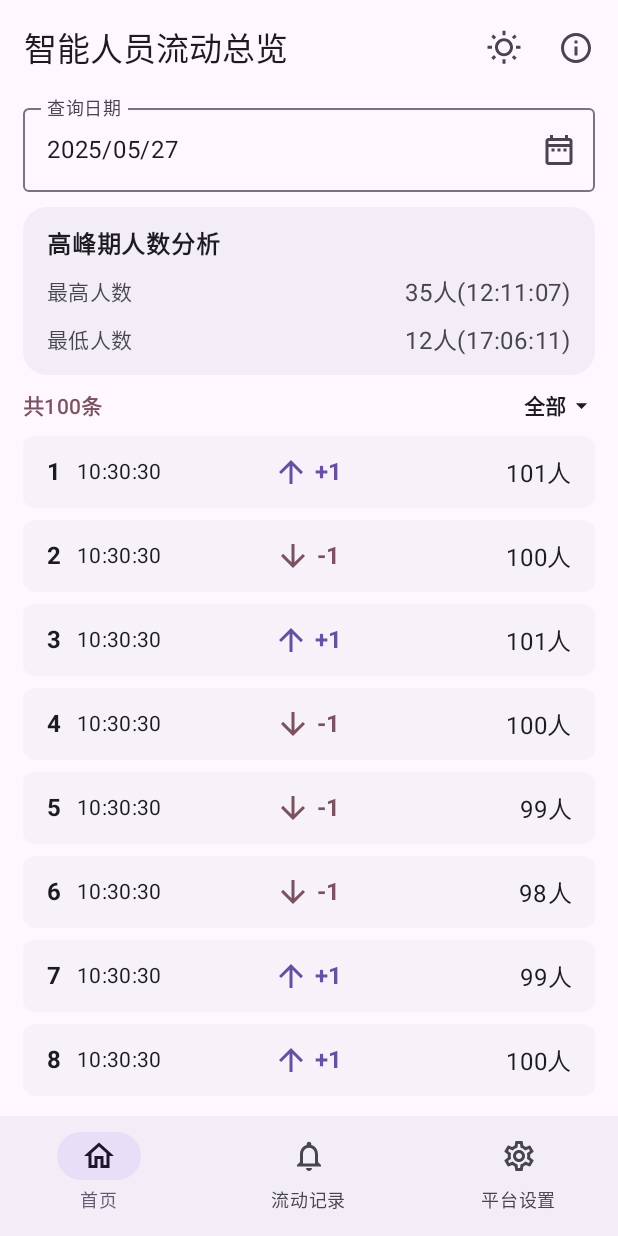
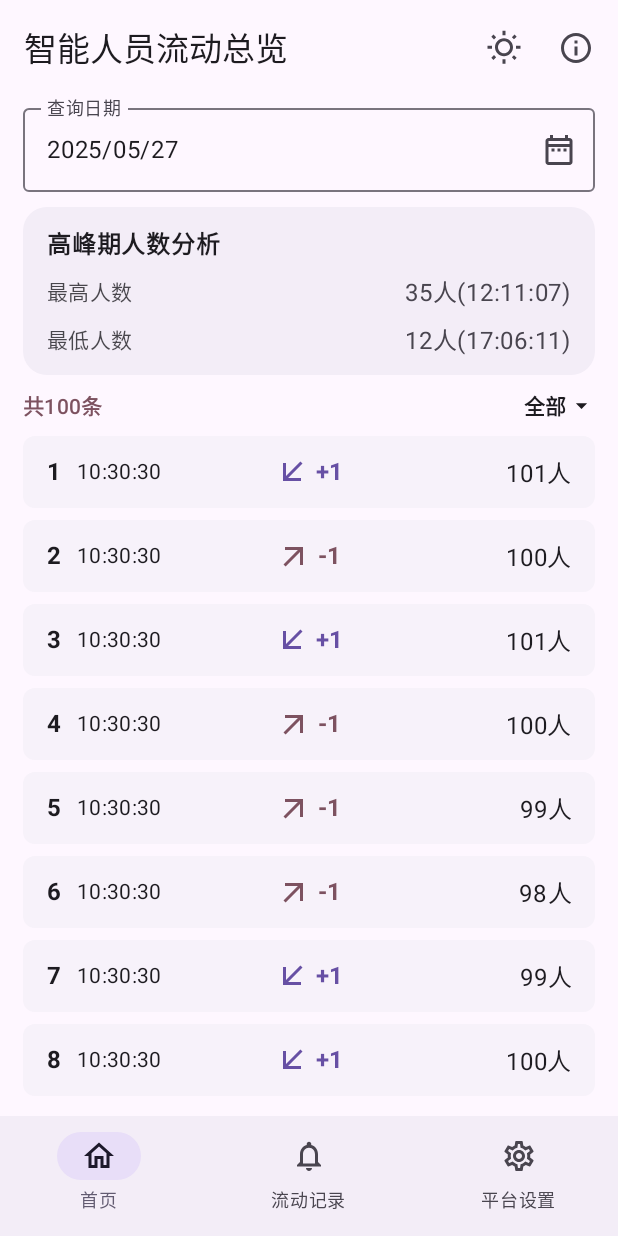
Before and after one commit to setruth/enteryRecord-spp, an Android app built with Jetpack Compose: the NotificationView screen opened through its navigation route, on a phone screen of 412 x 824 dp. Run offline under Robolectric (Android 15) with nearby library versions, the phone set to English and light mode, and no system bars.

Commit message:
style: 优化出去进来图标指向

```diff
--- a/app/src/main/java/com/setruth/entityflowrecord/components/FlowNotificationItem.kt
+++ b/app/src/main/java/com/setruth/entityflowrecord/components/FlowNotificationItem.kt
@@ -12,6 +12,7 @@ import androidx.compose.foundation.layout.width
 import androidx.compose.foundation.shape.RoundedCornerShape
 import androidx.compose.material.icons.Icons
 import androidx.compose.material.icons.filled.ArrowDownward
+import androidx.compose.material.icons.filled.ArrowOutward
 import androidx.compose.material.icons.filled.ArrowUpward
 import androidx.compose.material3.Icon
 import androidx.compose.material3.MaterialTheme
@@ -21,6 +22,7 @@ import androidx.compose.runtime.Composable
 import androidx.compose.runtime.remember
 import androidx.compose.ui.Alignment
 import androidx.compose.ui.Modifier
+import androidx.compose.ui.draw.rotate
 import androidx.compose.ui.graphics.Color
 import androidx.compose.ui.graphics.vector.ImageVector
 import androidx.compose.ui.text.font.FontWeight
@@ -37,15 +39,13 @@ import java.time.format.DateTimeFormatter
 
 @RequiresApi(Build.VERSION_CODES.O)
 @Composable
-fun FlowNotificationItem(modifier: Modifier = Modifier,index: Int, record: FlowBaseRecord) {
+fun FlowNotificationItem(modifier: Modifier = Modifier, index: Int, record: FlowBaseRecord) {
     val timeFormatter = remember { DateTimeFormatter.ofPattern("HH:mm:ss") }
 
     // 根据 FlowType 判断颜色、文本和图标
     val changeColor =
         if (record.type == FLowType.ENTRY) MaterialTheme.colorScheme.primary else MaterialTheme.colorScheme.tertiary
     val changeText = if (record.type == FLowType.ENTRY) "+1" else "-1" // 假设每次变化都是 +1 或 -1
-    val icon: ImageVector =
-        if (record.type == FLowType.ENTRY) Icons.Default.ArrowUpward else Icons.Default.ArrowDownward
     val statusText = if (record.type == FLowType.ENTRY) "进入" else "出去"
 
     Surface(
@@ -62,7 +62,7 @@ fun FlowNotificationItem(modifier: Modifier = Modifier,index: Int, record: FlowB
             Row(
                 verticalAlignment = Alignment.CenterVertically,
                 horizontalArrangement = Arrangement.Start,
-                modifier = Modifier.weight(1f)
+                modifier = Modifier.width(100.dp)
             ) {
                 Text(
                     text = "$index",
@@ -84,11 +84,15 @@ fun FlowNotificationItem(modifier: Modifier = Modifier,index: Int, record: FlowB
                 verticalAlignment = Alignment.CenterVertically,
                 horizontalArrangement = Arrangement.Center,
             ) {
+                var iconModifier = Modifier.size(24.dp)
+                if (record.type == FLowType.ENTRY) {
+                    iconModifier = iconModifier.rotate(180f)
+                }
                 Icon(
-                    imageVector = icon,
+                    imageVector = Icons.Default.ArrowOutward,
                     contentDescription = statusText,
                     tint = changeColor,
-                    modifier = Modifier.size(24.dp)
+                    modifier = iconModifier
                 )
                 Spacer(modifier = Modifier.width(4.dp))
                 Text(
@@ -101,7 +105,7 @@ fun FlowNotificationItem(modifier: Modifier = Modifier,index: Int, record: FlowB
 
             Text(
                 textAlign = TextAlign.End,
-                modifier = Modifier.weight(1f),
+                modifier = Modifier.width(100.dp),
                 text = "${record.changeAfterTotalPeople}人",
                 style = MaterialTheme.typography.bodyLarge,
                 color = MaterialTheme.colorScheme.onSurface,
@@ -109,11 +113,12 @@ fun FlowNotificationItem(modifier: Modifier = Modifier,index: Int, record: FlowB
         }
     }
 }
+
 @Preview(showBackground = true, widthDp = 360, heightDp = 720)
 @Composable
 fun HomeViewPreview() {
     EntityFlowRecordTheme(ThemeMode.LIGHT) {
-       FlowNotificationItem(index = 1, record =  object :  FlowBaseRecord {
+        FlowNotificationItem(index = 1, record = object : FlowBaseRecord {
             override val timestamp: LocalDateTime
                 @RequiresApi(Build.VERSION_CODES.O)
                 get() = LocalDateTime.now()
```
Lines whose indentation alone changed are shown as unchanged.
